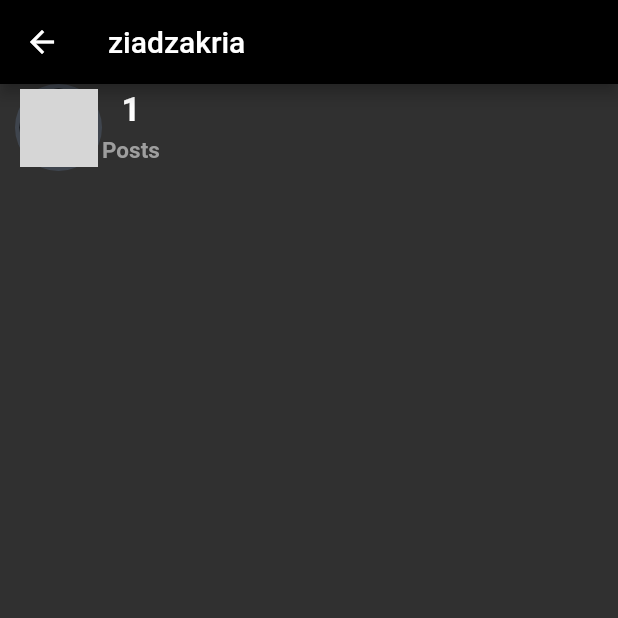
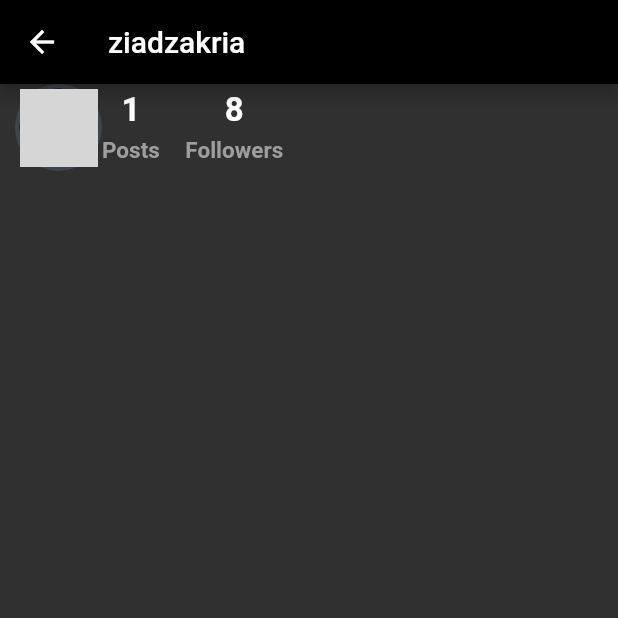
Before and after one commit to ziadzakria/ziadapp__3, a Flutter app: the Profile screen opened directly, on a phone screen of 412 x 824 dp, the top half of it. Run offline on Flutter 3.47's test engine with Material 2 defaults, Android fonts, the phone set to English and light mode, and no system bars; our stand-ins replace flutter_svg; network calls fail; key blocks and very long unbroken strings in the code were emptied for the run; grey boxes are pictures that could not be loaded.

Commit message:
Followers

```diff
--- a/ziadapp/lib/screens/profile.dart
+++ b/ziadapp/lib/screens/profile.dart
@@ -57,6 +57,27 @@ class _ProfileState extends State<Profile> {
                 SizedBox(
                   width: 17,
                 ),
+                Column(
+                  children: [
+                    Text(
+                      "8",
+                      style: TextStyle(
+                        fontSize: 22,
+                        fontWeight: FontWeight.bold,
+                      ),
+                    ),
+                    SizedBox(
+                      height: 5,
+                    ),
+                    Text(
+                      "Followers",
+                      style: TextStyle(
+                          fontSize: 15,
+                          fontWeight: FontWeight.bold,
+                          color: Colors.grey),
+                    ),
+                  ],
+                ),
               ],
             )
           ],
```
